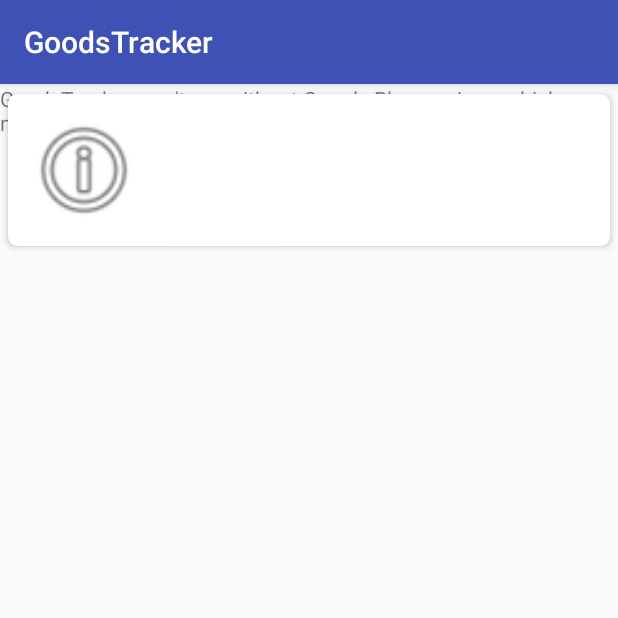
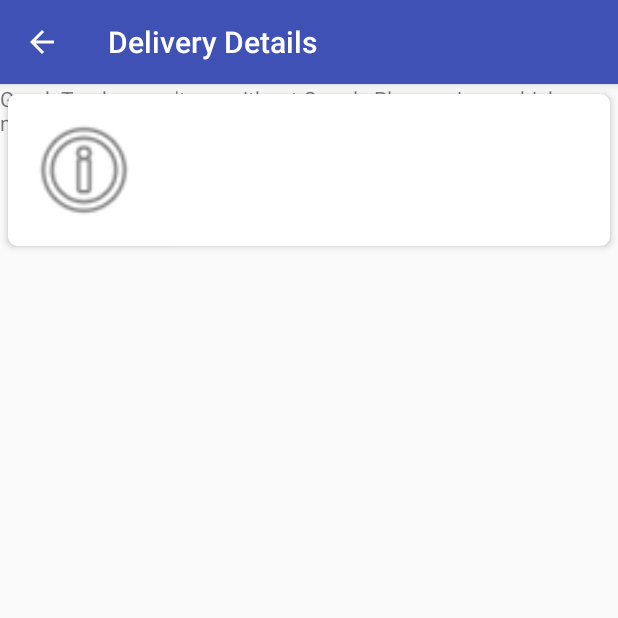
Before and after one commit to iselvaji/GoodsTracker, an Android app: the DetailsActivity screen opened directly, with no data from a screen before it, on a phone screen of 412 x 824 dp, the top half of it. Run offline under Robolectric (Android 15) with nearby library versions, the phone set to English and light mode, and no system bars; our stand-ins replace ButterKnife; pictures from the network do not load.

```diff
--- a/app/src/main/AndroidManifest.xml
+++ b/app/src/main/AndroidManifest.xml
@@ -4,11 +4,11 @@
 
     <uses-permission android:name="android.permission.INTERNET"/>
     <uses-permission android:name="android.permission.ACCESS_NETWORK_STATE"/>
+
     <uses-permission android:name="android.permission.ACCESS_FINE_LOCATION"/>
     <uses-permission android:name="android.permission.ACCESS_COARSE_LOCATION" />
 
     <application
-        android:name=".GoodsTrackerApplication"
         android:allowBackup="true"
         android:icon="@mipmap/ic_launcher"
         android:label="@string/app_name"
--- a/app/src/main/java/com/easyvan/goodstracker/model/rest/map/CurrentLocationListener.java
+++ b/app/src/main/java/com/easyvan/goodstracker/model/rest/map/CurrentLocationListener.java
@@ -8,7 +8,6 @@ import android.os.Looper;
 import android.support.annotation.NonNull;
 import android.support.annotation.Nullable;
 
-import com.easyvan.goodstracker.GoodsTrackerApplication;
 import com.google.android.gms.common.ConnectionResult;
 import com.google.android.gms.common.api.GoogleApiClient;
 import com.google.android.gms.location.FusedLocationProviderClient;
@@ -33,6 +32,7 @@ public class CurrentLocationListener extends LiveData<Location> implements Googl
     private static CurrentLocationListener mInstance;
     private GoogleApiClient mGoogleApiClient;
     private FusedLocationProviderClient mFusedLocationProviderClient;
+    private Context mContext;
 
     private synchronized void buildGoogleApiClient(Context appContext) {
         mGoogleApiClient = new GoogleApiClient.Builder(appContext)
@@ -43,6 +43,7 @@ public class CurrentLocationListener extends LiveData<Location> implements Googl
     }
 
     private CurrentLocationListener(Context appContext) {
+        mContext = appContext;
         buildGoogleApiClient(appContext);
     }
 
@@ -116,8 +117,7 @@ public class CurrentLocationListener extends LiveData<Location> implements Googl
 
     private FusedLocationProviderClient getFusedLocationProviderClient() {
         if (mFusedLocationProviderClient == null) {
-            Context context = GoodsTrackerApplication.getInstance().getContext();
-            mFusedLocationProviderClient = LocationServices.getFusedLocationProviderClient(context);
+            mFusedLocationProviderClient = LocationServices.getFusedLocationProviderClient(mContext);
         }
         return mFusedLocationProviderClient;
     }
--- a/app/src/main/java/com/easyvan/goodstracker/utils/NetworkUtils.java
+++ b/app/src/main/java/com/easyvan/goodstracker/utils/NetworkUtils.java
@@ -3,8 +3,6 @@ package com.easyvan.goodstracker.utils;
 import android.content.Context;
 import android.net.ConnectivityManager;
 import android.net.NetworkInfo;
-
-import com.easyvan.goodstracker.GoodsTrackerApplication;
 
 /**
  * Created by sm5 on 6/12/2019.
@@ -12,9 +10,9 @@ import com.easyvan.goodstracker.GoodsTrackerApplication;
 
 public class NetworkUtils {
 
-    public static boolean isNetworkConnected() {
+    public static boolean isNetworkConnected(Context context) {
 
-        Context context = GoodsTrackerApplication.getInstance().getContext();
+        //Context context = GoodsTrackerApplication.getContext();
 
         ConnectivityManager connectivityManager
                 = (ConnectivityManager)context.getSystemService(Context.CONNECTIVITY_SERVICE);
--- /dev/null
+++ b/app/src/main/java/com/easyvan/goodstracker/utils/PreferenceUtils.java
@@ -0,0 +1,29 @@
+package com.easyvan.goodstracker.utils;
+
+import android.content.Context;
+import android.content.SharedPreferences;
+
+import static com.easyvan.goodstracker.utils.AppConstants.KEY_PREFERENCE;
+import static com.easyvan.goodstracker.utils.AppConstants.KEY_PREFERENCE_LOCATION_TRACK_ENABLED;
+
+/**
+ * Created by sm5 on 6/29/2019.
+ */
+
+public class PreferenceUtils {
+
+    public static void updateLocationTrackUIPreference(Context context, boolean isLocationTrackEnabled) {
+
+        SharedPreferences.Editor editor = getPreference(context).edit();
+        editor.putBoolean(KEY_PREFERENCE_LOCATION_TRACK_ENABLED, isLocationTrackEnabled);
+        editor.commit();
+    }
+
+    public static boolean isLocationTrackEnabledInUI(Context context) {
+        return getPreference(context).getBoolean(KEY_PREFERENCE_LOCATION_TRACK_ENABLED, false);
+    }
+
+    private static SharedPreferences getPreference(Context context) {
+        return context.getSharedPreferences(KEY_PREFERENCE, Context.MODE_PRIVATE);
+    }
+}
--- a/app/src/main/java/com/easyvan/goodstracker/view/BaseActivity.java
+++ b/app/src/main/java/com/easyvan/goodstracker/view/BaseActivity.java
@@ -1,5 +1,6 @@
 package com.easyvan.goodstracker.view;
 
+import android.Manifest;
 import android.arch.lifecycle.Observer;
 import android.content.Intent;
 import android.content.pm.PackageManager;
@@ -14,11 +15,18 @@ import android.support.v4.app.ActivityCompat;
 import android.support.v4.content.ContextCompat;
 import android.support.v7.app.AppCompatActivity;
 import android.util.SparseIntArray;
+import android.view.Menu;
+import android.view.MenuInflater;
+import android.view.MenuItem;
 import android.view.View;
 
+import com.easyvan.goodstracker.R;
+import com.easyvan.goodstracker.utils.AppConstants;
 import com.easyvan.goodstracker.utils.ConnectionLiveData;
-import com.easyvan.goodstracker.R;
 import com.easyvan.goodstracker.utils.ConnectionModel;
+
+import static com.easyvan.goodstracker.utils.PreferenceUtils.isLocationTrackEnabledInUI;
+import static com.easyvan.goodstracker.utils.PreferenceUtils.updateLocationTrackUIPreference;
 
 /**
  * Created by sm5 on 6/12/2019.
@@ -85,7 +93,8 @@ public abstract class BaseActivity extends AppCompatActivity {
             if (permissionCheck != PackageManager.PERMISSION_GRANTED) {
                 if (shouldShowRequestPermissionRationale) {
                     Snackbar.make(findViewById(android.R.id.content), stringId,
-                            Snackbar.LENGTH_INDEFINITE).setAction(getString(R.string.txt_grant),
+                            Snackbar.LENGTH_LONG).
+                            setAction(getString(R.string.txt_grant),
                             new View.OnClickListener() {
                                 @Override
                                 public void onClick(View v) {
@@ -107,4 +116,53 @@ public abstract class BaseActivity extends AppCompatActivity {
     protected abstract void onPermissionsGranted(int requestCode);
 
     protected abstract void onConnectionStateChange(boolean connected);
+
+
+    @Override
+    public boolean onCreateOptionsMenu(Menu menu) {
+        MenuInflater menuInflater = getMenuInflater();
+        menuInflater.inflate(R.menu.menu, menu);
+        return true;
+    }
+
+    @Override
+    public boolean onPrepareOptionsMenu(Menu menu) {
+        if(Build.VERSION.SDK_INT > 11) {
+            invalidateOptionsMenu();
+            MenuItem menuLocation = menu.findItem(R.id.menuLocation);
+            menuLocation.setChecked(isLocationTrackEnabledInUI(this));
+            menuLocation.setVisible(! isLocationTrackEnabledInUI(this));
+        }
+        return super.onPrepareOptionsMenu(menu);
+    }
+
+    @Override
+    protected void onResume() {
+        super.onResume();
+        getUserLocation();
+    }
+
+    @Override
+    public boolean onOptionsItemSelected(MenuItem item) {
+        switch (item.getItemId()) {
+            case R.id.menuLocation:
+                item.setChecked(! item.isChecked());
+                updateLocationTrackUIPreference(this, item.isChecked());
+                getUserLocation();
+                break;
+            case android.R.id.home:
+                onBackPressed();
+                break;
+        }
+        return true;
+    }
+
+    private void getUserLocation() {
+
+        if(isLocationTrackEnabledInUI(this)) {
+            requestAppPermissions(new String[]{Manifest.permission.ACCESS_FINE_LOCATION, Manifest.permission.ACCESS_COARSE_LOCATION},
+                    R.string.msg_runtime_permissions,
+                    AppConstants.LOCATION_REQUEST);
+        }
+    }
 }
--- a/app/src/main/java/com/easyvan/goodstracker/view/DetailsActivity.java
+++ b/app/src/main/java/com/easyvan/goodstracker/view/DetailsActivity.java
@@ -1,6 +1,5 @@
 package com.easyvan.goodstracker.view;
 
-import android.Manifest;
 import android.annotation.SuppressLint;
 import android.arch.lifecycle.Observer;
 import android.arch.lifecycle.ViewModelProviders;
@@ -15,8 +14,8 @@ import android.widget.TextView;
 
 import com.bumptech.glide.Glide;
 import com.easyvan.goodstracker.R;
+import com.easyvan.goodstracker.model.rest.map.CurrentLocationListener;
 import com.easyvan.goodstracker.model.rest.product.pojo.Product;
-import com.easyvan.goodstracker.model.rest.map.CurrentLocationListener;
 import com.easyvan.goodstracker.utils.MapUtils;
 import com.easyvan.goodstracker.viewmodel.DetailsViewModel;
 import com.google.android.gms.maps.CameraUpdateFactory;
@@ -71,6 +70,9 @@ public class DetailsActivity extends BaseActivity implements OnMapReadyCallback{
     @BindString(R.string.msg_network_avalable)
     String ConnectionAvailable;
 
+    @BindString(R.string.txt_title_details)
+    String Title;
+
     @Override
     protected void onCreate(Bundle savedInstanceState) {
         super.onCreate(savedInstanceState);
@@ -78,7 +80,8 @@ public class DetailsActivity extends BaseActivity implements OnMapReadyCallback{
 
         ButterKnife.bind(this);
 
-        checkLocationPermission();
+        getSupportActionBar().setTitle(Title);
+        getSupportActionBar().setDisplayHomeAsUpEnabled(true);
 
         SupportMapFragment mapFragment = (SupportMapFragment) getSupportFragmentManager()
                         .findFragmentById(R.id.map);
@@ -159,13 +162,6 @@ public class DetailsActivity extends BaseActivity implements OnMapReadyCallback{
         }
     }
 
-    private void checkLocationPermission() {
-
-        requestAppPermissions(new String[]{Manifest.permission.ACCESS_FINE_LOCATION, Manifest.permission.ACCESS_COARSE_LOCATION},
-                R.string.msg_runtime_permissions,
-                LOCATION_REQUEST);
-    }
-
     @SuppressLint("MissingPermission")
     @Override
     public void onPermissionsGranted(int requestCode) {
--- a/app/src/main/res/layout/activity_details.xml
+++ b/app/src/main/res/layout/activity_details.xml
@@ -1,11 +1,20 @@
 <?xml version="1.0" encoding="utf-8"?>
 <android.support.constraint.ConstraintLayout
     xmlns:android="http://schemas.android.com/apk/res/android"
+    xmlns:app="http://schemas.android.com/apk/res-auto"
     xmlns:tools="http://schemas.android.com/tools"
     android:layout_width="match_parent"
     android:layout_height="match_parent"
     android:id="@+id/container"
     tools:context="com.easyvan.goodstracker.view.DetailsActivity">
+
+   <!-- <android.support.v7.widget.Toolbar
+        android:id="@+id/toolbar"
+        android:layout_width="match_parent"
+        android:layout_height="wrap_content"
+        android:background="?attr/colorPrimary"
+        android:minHeight="?attr/actionBarSize"
+        app:theme="@style/ThemeOverlay.AppCompat.Dark" />-->
 
     <fragment
         android:id="@+id/map"
--- /dev/null
+++ b/app/src/main/res/menu/menu.xml
@@ -0,0 +1,11 @@
+<menu xmlns:android="http://schemas.android.com/apk/res/android"
+    xmlns:app="http://schemas.android.com/apk/res-auto">
+
+    <item
+        android:id="@+id/menuLocation"
+        android:title="@string/txt_menu_location"
+        android:checkable="true"
+        app:actionViewClass="android.widget.CheckBox"
+        />
+
+</menu>
--- a/app/src/main/res/values/strings.xml
+++ b/app/src/main/res/values/strings.xml
@@ -8,7 +8,7 @@
     <string name="err_no_connectivity">Network Unavailable.</string>
     <string name="error_generic_desc_message">Something went wrong, please try again later</string>
 
-    <string name="msg_runtime_permissions">Please enable ALL permissions from app settings.</string>
+    <string name="msg_runtime_permissions">Grant access if you wish to track location.</string>
     <string name="permisson_granted">Permissions Granted</string>
     <string name="txt_enable">Enable</string>
     <string name="txt_grant">Grant</string>
@@ -18,4 +18,9 @@
     <string name="txt_unit_km">%1$s km</string>
     <string name="txt_image_description">Image Detail</string>
 
+    <string name="txt_title_details">Delivery Details</string>
+    <string name="txt_title_products">Products to Deliver</string>
+
+    <string name="txt_menu_location">Location Track</string>
+
 </resources>
```
Also changed, not shown: app/src/main/java/com/easyvan/goodstracker/GoodsTrackerApplication.java (deleted, +0 -52 lines), app/src/main/java/com/easyvan/goodstracker/model/datasource/ProductDataFactory.java (+7 -1 lines), app/src/main/java/com/easyvan/goodstracker/model/datasource/ProductDataSource.java (+6 -3 lines), app/src/main/java/com/easyvan/goodstracker/model/rest/product/RestApiClient.java (+6 -4 lines), app/src/main/java/com/easyvan/goodstracker/utils/AppConstants.java (+6 -1 lines), app/src/main/java/com/easyvan/goodstracker/utils/CacheUtils.java (added, +26 -0 lines), app/src/main/java/com/easyvan/goodstracker/utils/UIUtils.java (+1 -11 lines), app/src/main/java/com/easyvan/goodstracker/view/MainActivity.java (+6 -12 lines), app/src/main/java/com/easyvan/goodstracker/viewmodel/MainViewModel.java (+8 -6 lines).
